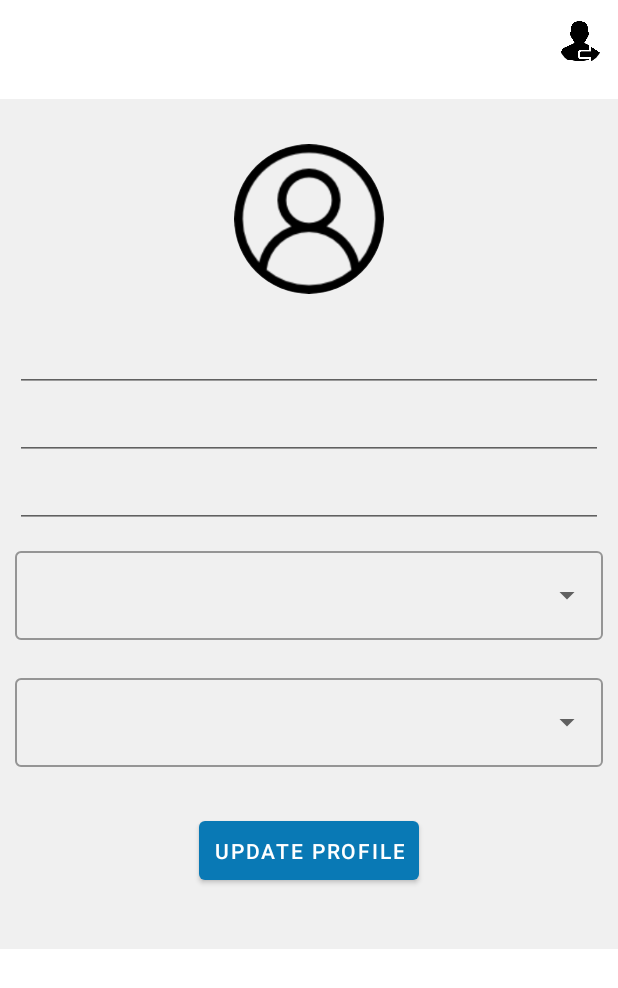
After one commit to v-magiri/BlueDrops, an Android app: the fragment Update_Profile placed in its activity, on a phone screen of 412 x 824 dp. The commit adds this screen. Shown: the top 988 px of the screen. Run offline under Robolectric (Android 15) with nearby library versions, the phone set to English and light mode, and no system bars; our stand-ins replace CircleImageView, Firebase (no records; nobody signed in at launch, a user with empty details on screens opened directly); libraries missing offline, so code that uses them is left out: com.shashank.sony; 4 statements that could not run were skipped.

Commit message:
Add Account Profile Picker

```diff
--- a/app/build.gradle
+++ b/app/build.gradle
@@ -39,6 +39,7 @@ dependencies {
     implementation 'com.google.firebase:firebase-database:20.0.3'
     implementation 'com.google.android.material:material:1.6.0-alpha02'
     implementation 'androidx.legacy:legacy-support-v4:1.0.0'
+    implementation 'com.google.firebase:firebase-storage:19.1.1'
     testImplementation 'junit:junit:4.+'
     androidTestImplementation 'androidx.test.ext:junit:1.1.3'
     androidTestImplementation 'androidx.test.espresso:espresso-core:3.4.0'
--- a/app/src/main/AndroidManifest.xml
+++ b/app/src/main/AndroidManifest.xml
@@ -1,7 +1,10 @@
 <?xml version="1.0" encoding="utf-8"?>
 <manifest xmlns:android="http://schemas.android.com/apk/res/android"
     package="com.riconets.bluedrop">
-
+    <uses-permission android:name="android.permission.INTERNET"/>
+    <uses-permission android:name="android.permission.ACCESS_COARSE_LOCATION"/>
+    <uses-permission android:name="android.permission.ACCESS_FINE_LOCATION"/>
+    <uses-permission android:name="android.permission.READ_EXTERNAL_STORAGE"/>
     <application
         android:allowBackup="true"
         android:icon="@drawable/icon_bluedrops"
--- a/app/src/main/java/com/riconets/bluedrop/CustomerHome.java
+++ b/app/src/main/java/com/riconets/bluedrop/CustomerHome.java
@@ -26,7 +26,7 @@ public class CustomerHome extends AppCompatActivity {
 //        setTheme(R.style.Theme_BlueDrop);
         setContentView(R.layout.activity_customer_home);
         mAuth=FirebaseAuth.getInstance();
-        logoutBtn=findViewById(R.id.logout);
+        logoutBtn=findViewById(R.id.logoutBtn);
         bottomNavigationView=findViewById(R.id.bottom_navbar);
         bottomNavigationView.setSelectedItemId(R.id.home);
         bottomNavigationView.setOnNavigationItemSelectedListener(selectedListener);
--- /dev/null
+++ b/app/src/main/java/com/riconets/bluedrop/Update_Profile.java
@@ -0,0 +1,149 @@
+package com.riconets.bluedrop;
+
+import android.content.Intent;
+import android.net.Uri;
+import android.os.Bundle;
+
+import androidx.annotation.NonNull;
+import androidx.fragment.app.Fragment;
+
+import android.view.LayoutInflater;
+import android.view.View;
+import android.view.ViewGroup;
+import android.widget.AutoCompleteTextView;
+import android.widget.Button;
+import android.widget.EditText;
+
+import com.google.firebase.auth.FirebaseAuth;
+import com.google.firebase.database.DataSnapshot;
+import com.google.firebase.database.DatabaseError;
+import com.google.firebase.database.DatabaseReference;
+import com.google.firebase.database.FirebaseDatabase;
+import com.google.firebase.database.ValueEventListener;
+import com.riconets.bluedrop.model.Customer;
+
+import de.hdodenhof.circleimageview.CircleImageView;
+
+/**
+ * A simple {@link Fragment} subclass.
+ * Use the {@link Update_Profile#newInstance} factory method to
+ * create an instance of this fragment.
+ */
+public class Update_Profile extends Fragment {
+    private CircleImageView accountProfilePic;
+    private EditText fNameEditTxt,lNameEditTxt,phoneEditTxt;
+    private AutoCompleteTextView vendorAutoCompleteTxt;
+    private Button UpdateProfileBtn;
+    private static final int PICK_IMAGE_REQUEST= 22;
+    private Uri imageUri;
+    FirebaseAuth mAuth;
+    DatabaseReference databaseReference;
+    // TODO: Rename parameter arguments, choose names that match
+    // the fragment initialization parameters, e.g. ARG_ITEM_NUMBER
+    private static final String ARG_PARAM1 = "param1";
+    private static final String ARG_PARAM2 = "param2";
+
+    // TODO: Rename and change types of parameters
+    private String mParam1;
+    private String mParam2;
+
+    public Update_Profile() {
+        // Required empty public constructor
+    }
+
+    /**
+     * Use this factory method to create a new instance of
+     * this fragment using the provided parameters.
+     *
+     * @param param1 Parameter 1.
+     * @param param2 Parameter 2.
+     * @return A new instance of fragment Update_Profile.
+     */
+    // TODO: Rename and change types and number of parameters
+    public static Update_Profile newInstance(String param1, String param2) {
+        Update_Profile fragment = new Update_Profile();
+        Bundle args = new Bundle();
+        args.putString(ARG_PARAM1, param1);
+        args.putString(ARG_PARAM2, param2);
+        fragment.setArguments(args);
+        return fragment;
+    }
+
+    @Override
+    public void onCreate(Bundle savedInstanceState) {
+        super.onCreate(savedInstanceState);
+        if (getArguments() != null) {
+            mParam1 = getArguments().getString(ARG_PARAM1);
+            mParam2 = getArguments().getString(ARG_PARAM2);
+        }
+    }
+
+    @Override
+    public View onCreateView(LayoutInflater inflater, ViewGroup container,
+                             Bundle savedInstanceState) {
+        // Inflate the layout for this fragment
+        View v =inflater.inflate(R.layout.fragment_update__profile, container, false);
+        accountProfilePic=v.findViewById(R.id.customerProfilePic);
+        fNameEditTxt=v.findViewById(R.id.fNameEditTxt);
+        lNameEditTxt=v.findViewById(R.id.lNameEditTxt);
+        phoneEditTxt=v.findViewById(R.id.phoneEditTxt);
+        vendorAutoCompleteTxt=v.findViewById(R.id.vendorAutoComplete);
+        accountProfilePic=v.findViewById(R.id.customerProfilePic);
+        UpdateProfileBtn=v.findViewById(R.id.updateProfileBtn);
+        accountProfilePic.setOnClickListener(new View.OnClickListener() {
+            @Override
+            public void onClick(View view) {
+             //select Image to upload
+                SelectProfilePic();
+
+            }
+        });
+        mAuth=FirebaseAuth.getInstance();
+        UpdateProfileBtn.setOnClickListener(view -> UpdateProfile());
+
+        return v;
+    }
+
+    private void SelectProfilePic() {
+        Intent intent = new Intent();
+        intent.setType("image/*");
+        intent.setAction(Intent.ACTION_GET_CONTENT);
+        startActivityForResult(
+                Intent.createChooser(
+                        intent,
+                        "Select Image from here..."),
+                PICK_IMAGE_REQUEST);
+    }
+
+    private void UpdateProfile() {
+        String FirstName=fNameEditTxt.getText().toString().trim();
+        String LastName=lNameEditTxt.getText().toString().trim();
+        String PhoneNumber=phoneEditTxt.getText().toString().trim();
+    }
+
+    @Override
+    public void onStart() {
+        super.onStart();
+        String CurrentUserID=mAuth.getCurrentUser().getUid();
+        databaseReference= FirebaseDatabase.getInstance().getReference("Customers");
+        databaseReference.child(CurrentUserID).addValueEventListener(new ValueEventListener() {
+            @Override
+            public void onDataChange(@NonNull DataSnapshot snapshot) {
+                String FirstName=snapshot.child("firstName").getValue().toString();
+                String LastName=snapshot.child("lastName").getValue().toString();
+                String PhoneNumber=snapshot.child("phoneNumber").getValue().toString();
+                lNameEditTxt.setText(LastName);
+                phoneEditTxt.setText(PhoneNumber);
+                fNameEditTxt.setText(FirstName);
+
+
+
+            }
+
+            @Override
+            public void onCancelled(@NonNull DatabaseError error) {
+
+            }
+        });
+    }
+}
--- a/app/src/main/res/layout/activity_customer_home.xml
+++ b/app/src/main/res/layout/activity_customer_home.xml
@@ -7,7 +7,7 @@
     tools:context=".CustomerHome">
     <include
         android:id="@+id/include"
-        layout="@layout/home_appbar"/>
+        layout="@layout/appbar"/>
     <FrameLayout
         android:layout_width="match_parent"
         app:layout_constraintStart_toStartOf="parent"
--- /dev/null
+++ b/app/src/main/res/layout/fragment_update__profile.xml
@@ -0,0 +1,92 @@
+<?xml version="1.0" encoding="utf-8"?>
+<androidx.constraintlayout.widget.ConstraintLayout xmlns:android="http://schemas.android.com/apk/res/android"
+    xmlns:app="http://schemas.android.com/apk/res-auto"
+    xmlns:tools="http://schemas.android.com/tools"
+    android:layout_width="match_parent"
+    android:layout_height="match_parent"
+    tools:context=".Update_Profile">
+
+    <de.hdodenhof.circleimageview.CircleImageView
+        android:layout_width="100dp"
+        android:layout_height="100dp"
+        android:id="@+id/customerProfilePic"
+        android:layout_marginTop="30dp"
+        android:src="@drawable/ic_account"
+        app:layout_constraintEnd_toEndOf="parent"
+        app:layout_constraintHorizontal_bias="0.5"
+        app:layout_constraintStart_toStartOf="parent"
+        app:layout_constraintTop_toTopOf="parent" />
+
+    <LinearLayout
+        android:layout_width="match_parent"
+        android:layout_height="wrap_content"
+        android:orientation="vertical"
+        android:layout_marginHorizontal="10dp"
+        android:layout_marginVertical="20dp"
+        app:layout_constraintEnd_toEndOf="parent"
+        app:layout_constraintTop_toBottomOf="@+id/customerProfilePic"
+        app:layout_constraintBottom_toBottomOf="parent"
+        app:layout_constraintHorizontal_bias="0.5"
+        app:layout_constraintStart_toStartOf="parent">
+
+        <EditText
+            android:layout_width="match_parent"
+            android:layout_height="wrap_content"
+            android:textSize="18sp"
+            android:inputType="textPersonName"
+            android:id="@+id/fNameEditTxt"/>
+        <EditText
+            android:layout_width="match_parent"
+            android:layout_height="wrap_content"
+            android:textSize="18sp"
+            android:inputType="textPersonName"
+            android:id="@+id/lNameEditTxt"/>
+        <EditText
+            android:layout_width="match_parent"
+            android:layout_height="wrap_content"
+            android:inputType="phone"
+            android:textSize="18sp"
+            android:id="@+id/phoneEditTxt"/>
+        <com.google.android.material.textfield.TextInputLayout
+            android:layout_width="match_parent"
+            android:layout_height="wrap_content"
+            style="@style/Widget.MaterialComponents.TextInputLayout.OutlinedBox.Dense.ExposedDropdownMenu"
+            android:layout_marginVertical="10dp">
+            <AutoCompleteTextView
+                android:id="@+id/locationAutoComplete"
+                android:inputType="none"
+                android:textStyle="bold"
+                android:textSize="24dp"
+                android:layout_width="match_parent"
+                android:layout_height="wrap_content"/>
+        </com.google.android.material.textfield.TextInputLayout>
+        <com.google.android.material.textfield.TextInputLayout
+            android:layout_width="match_parent"
+            android:layout_height="wrap_content"
+            style="@style/Widget.MaterialComponents.TextInputLayout.OutlinedBox.Dense.ExposedDropdownMenu"
+            android:layout_marginVertical="10dp">
+            <AutoCompleteTextView
+                android:id="@+id/vendorAutoComplete"
+                android:inputType="none"
+                android:textStyle="bold"
+                android:textSize="24dp"
+                android:layout_width="match_parent"
+                android:layout_height="wrap_content"/>
+        </com.google.android.material.textfield.TextInputLayout>
+        <Button
+            android:layout_width="wrap_content"
+            android:layout_height="wrap_content"
+            android:text="Update Profile"
+            android:layout_gravity="center"
+            android:layout_marginVertical="20dp"
+            android:gravity="center_vertical|center_horizontal"
+            android:padding="10dp"
+            android:id="@+id/updateProfileBtn"/>
+
+
+
+
+    </LinearLayout>
+
+
+</androidx.constraintlayout.widget.ConstraintLayout>
--- a/app/src/main/res/values/strings.xml
+++ b/app/src/main/res/values/strings.xml
@@ -14,4 +14,6 @@
     <string name="Total_Price">Total Price</string>
     <string name="vendorDesc">Lorem ipsum dolor sit amet, consectetur adipiscing elit, sed do eiusmod tempor incididunt ut labore et dolore magna aliqua.</string>
     <string name="vendorLocation">Excepteur sint occaecat cupidatat non proident</string>
+    <!-- TODO: Remove or change this placeholder text -->
+    <string name="hello_blank_fragment">Hello blank fragment</string>
 </resources>
```
Also changed, not shown: app/src/main/java/com/riconets/bluedrop/Account.java (+8 -0 lines), app/src/main/java/com/riconets/bluedrop/Services.java (+9 -4 lines), app/src/main/res/layout/appbar.xml (+0 -7 lines), app/src/main/res/layout/home_appbar.xml (deleted, +0 -24 lines).
